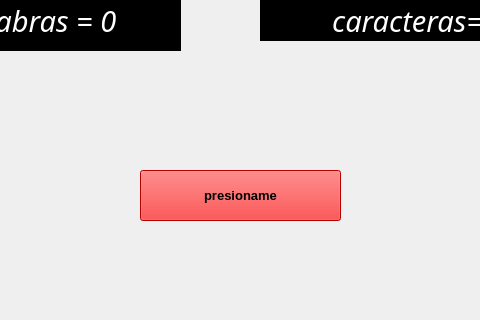
First picture: the form in ContadorPalabras.ui, repository 253110113-beep/contadorPalabrasRMJM, before the edit; both pictures show x 140 to 620 and y 280 to 600 of the 800 by 600 pixel window.
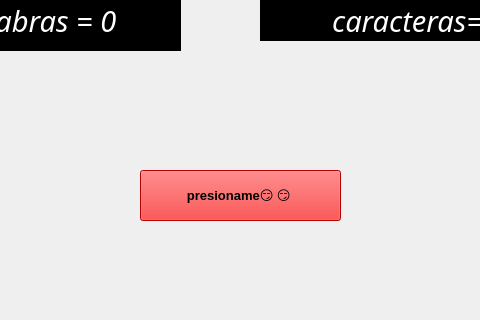
Second picture: the form after the edit.

Commit message: se añadio funcionalidades de contabilizacion

Patch:
```diff
--- a/ContadorPalabras.ui
+++ b/ContadorPalabras.ui
@@ -89,7 +89,7 @@
 background-color: rgb(255, 0, 0);</string>
     </property>
     <property name="text">
-     <string>presioname</string>
+     <string>presioname😏 😏 </string>
     </property>
    </widget>
    <widget class="QLabel" name="tvPalabras">
```
The commit also changes 1 other file.
